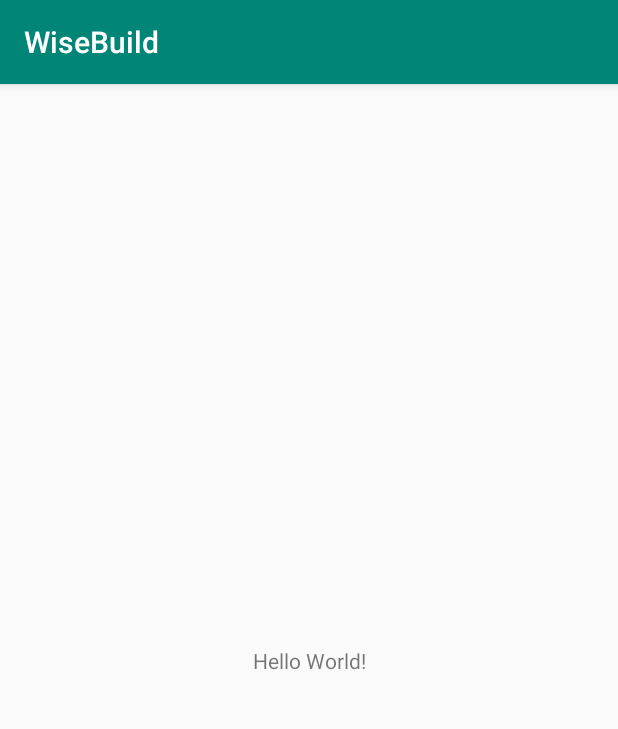
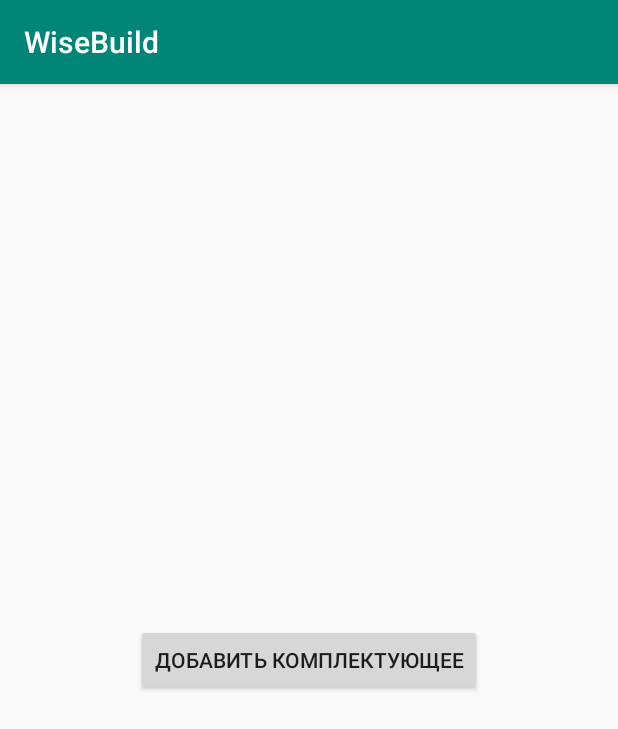
Before and after one commit to abbysoft-team/WiseBuild, an Android app: the screen it shows after launch (MainActivity), on a phone screen of 412 x 824 dp. Shown: the top 729 px of the screen. Run offline under Robolectric (Android 15) with nearby library versions, the phone set to English and light mode, and no system bars.

Commit message:
add part button added with stub

```diff
--- a/app/src/main/java/ru/abbysoft/wisebuild/MainActivity.java
+++ b/app/src/main/java/ru/abbysoft/wisebuild/MainActivity.java
@@ -3,7 +3,14 @@ package ru.abbysoft.wisebuild;
 import androidx.appcompat.app.AppCompatActivity;
 
 import android.os.Bundle;
+import android.view.View;
+import android.widget.Toast;
 
+/**
+ * MainActivity class
+ *
+ * Here you can choose action to do
+ */
 public class MainActivity extends AppCompatActivity {
 
     @Override
@@ -11,4 +18,16 @@ public class MainActivity extends AppCompatActivity {
         super.onCreate(savedInstanceState);
         setContentView(R.layout.activity_main);
     }
+
+    /**
+     * This method is called when addPartButton clicked
+     * @param view addPartButton
+     */
+    public void addPartButtonClicked(View view) {
+        // TODO show activity with part creation
+        // read about activities and fragments
+        // decide what to use it that case
+
+        Toast.makeText(this, "This action is not done yet", Toast.LENGTH_LONG).show();
+    }
 }
--- a/app/src/main/res/layout/activity_main.xml
+++ b/app/src/main/res/layout/activity_main.xml
@@ -6,13 +6,21 @@
     android:layout_height="match_parent"
     tools:context=".MainActivity">
 
-    <TextView
+    <Button
+        android:id="@+id/add_part_button"
         android:layout_width="wrap_content"
         android:layout_height="wrap_content"
-        android:text="Hello World!"
+        android:layout_marginStart="8dp"
+        android:layout_marginLeft="8dp"
+        android:layout_marginTop="8dp"
+        android:layout_marginEnd="8dp"
+        android:layout_marginRight="8dp"
+        android:layout_marginBottom="8dp"
+        android:text="@string/add_part"
+        android:onClick="addPartButtonClicked"
         app:layout_constraintBottom_toBottomOf="parent"
-        app:layout_constraintLeft_toLeftOf="parent"
-        app:layout_constraintRight_toRightOf="parent"
+        app:layout_constraintEnd_toEndOf="parent"
+        app:layout_constraintStart_toStartOf="parent"
         app:layout_constraintTop_toTopOf="parent" />
 
 </androidx.constraintlayout.widget.ConstraintLayout>
--- a/app/src/main/res/values/strings.xml
+++ b/app/src/main/res/values/strings.xml
@@ -1,3 +1,4 @@
 <resources>
     <string name="app_name">WiseBuild</string>
+    <string name="add_part">Добавить комплектующее</string>
 </resources>
```
